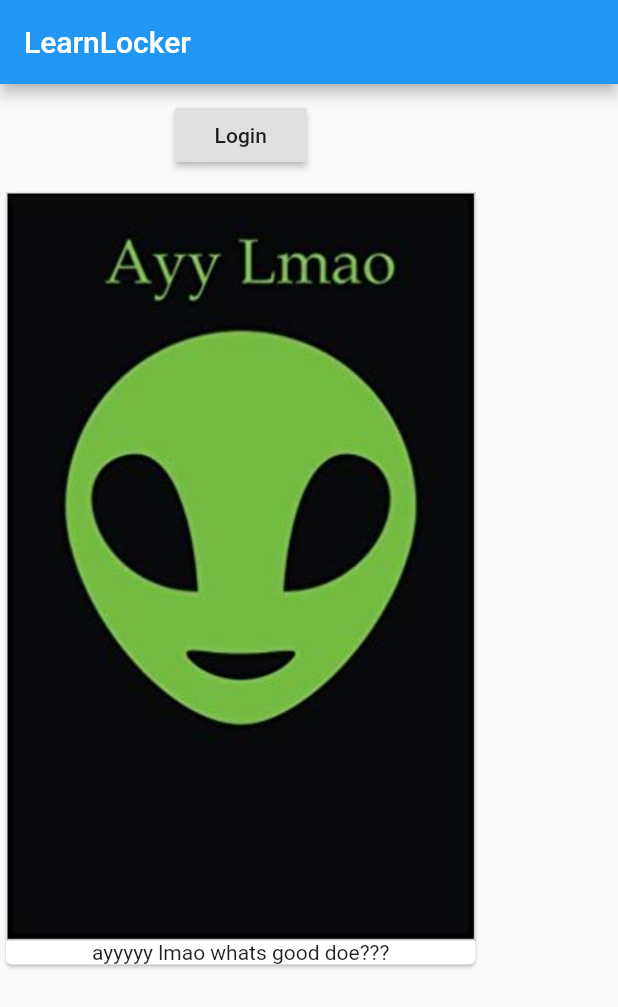
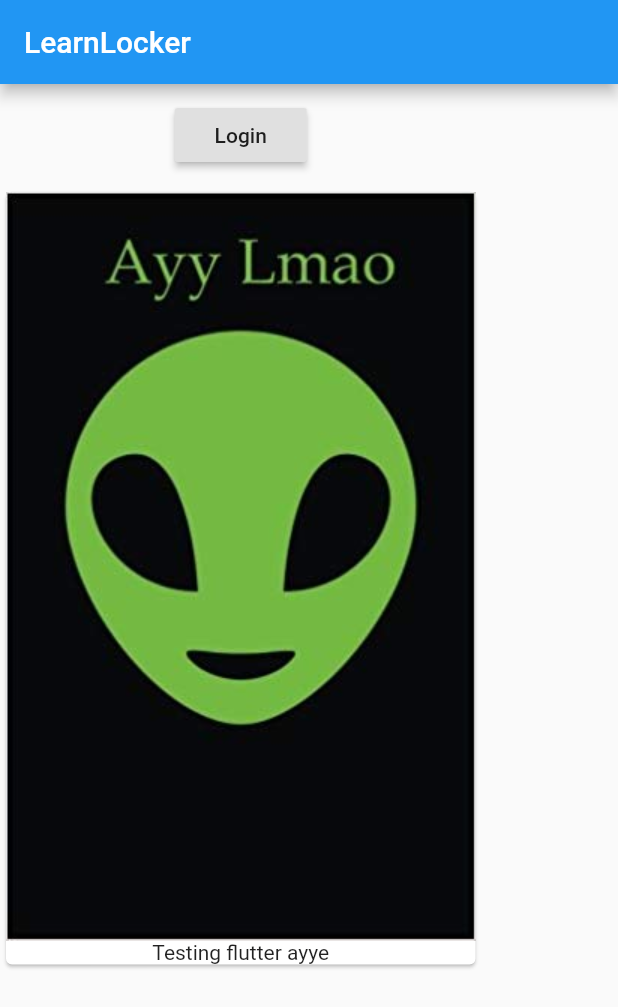
Before and after one commit to Riley-Brown/flutter-test, a Flutter app: the screen it shows after launch, on a phone screen of 412 x 824 dp. Shown: the top 1007 px of the screen. Run offline on Flutter 3.47's test engine with Material 2 defaults, Android fonts, the phone set to English and light mode, and no system bars.

```diff
--- a/lib/main.dart
+++ b/lib/main.dart
@@ -2,9 +2,19 @@ import 'package:flutter/material.dart';
 
 void main() => runApp(MyApp());
 
-class MyApp extends StatelessWidget {
+class MyApp extends StatefulWidget {
   @override
-  Widget build(context) {
+  State<StatefulWidget> createState() {
+    // TODO: implement createState
+    return _MyAppState();
+  }
+}
+
+class _MyAppState extends State<MyApp> {
+  List<String> _products = ['Testing flutter ayye'];
+
+  @override
+  Widget build(BuildContext context) {
     return MaterialApp(
       home: Scaffold(
           appBar: AppBar(
@@ -19,14 +29,18 @@ class MyApp extends StatelessWidget {
                   child: Text('Login'),
                 ),
               ),
-              Card(
-                child: Column(
-                  children: <Widget>[
-                    Image.asset('assets/ayy.jpg', fit: BoxFit.fitWidth),
-                    Text('ayyyyy lmao whats good doe???')
-                  ],
-                ),
-              )
+              Column(
+                children: _products
+                    .map((element) => Card(
+                          child: Column(
+                            children: <Widget>[
+                              Image.asset('assets/ayy.jpg'),
+                              Text(element)
+                            ],
+                          ),
+                        ))
+                    .toList(),
+              ),
             ],
           )),
     );
```
